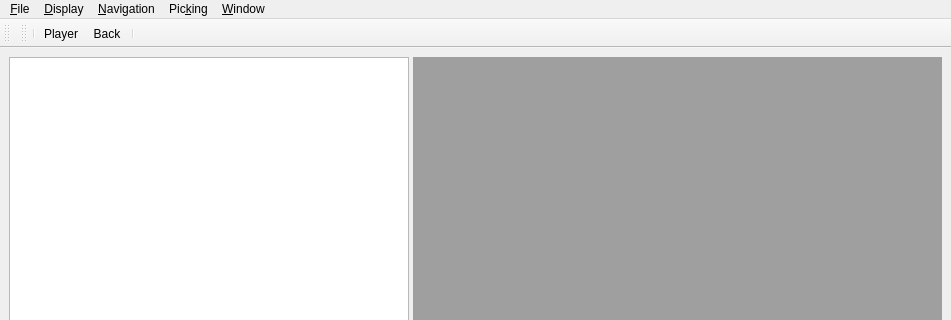
This is GridUI/volumeviewer2d.ui in fsoos74/su as Qt 5 draws it before an edit; both pictures show x 0 to 951 and y 0 to 320 of the 951 by 827 pixel window. The edited form follows.
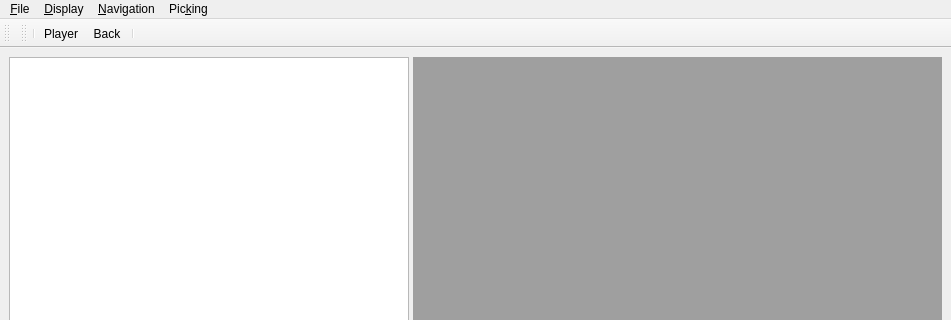
This is the edited form. Icons and pictures are not drawn. Custom widgets are drawn as their Qt base class.

Diff of the .ui file:
```diff
--- a/GridUI/volumeviewer2d.ui
+++ b/GridUI/volumeviewer2d.ui
@@ -146,17 +146,13 @@
     <addaction name="action_Load_Picks"/>
     <addaction name="action_Save_Picks"/>
     <addaction name="actionSave_As_Picks"/>
-   </widget>
-   <widget class="QMenu" name="menu_Window">
-    <property name="title">
-     <string>&amp;Window</string>
-    </property>
+    <addaction name="separator"/>
+    <addaction name="menuPick_Mode"/>
    </widget>
    <addaction name="menu_File"/>
    <addaction name="menu_Items"/>
    <addaction name="menu_Navigation"/>
    <addaction name="menuPicking"/>
-   <addaction name="menu_Window"/>
   </widget>
   <action name="actionE_xit">
    <property name="text">
```
Left out of the diff: 41 changed lines with no effect on the pictures.
